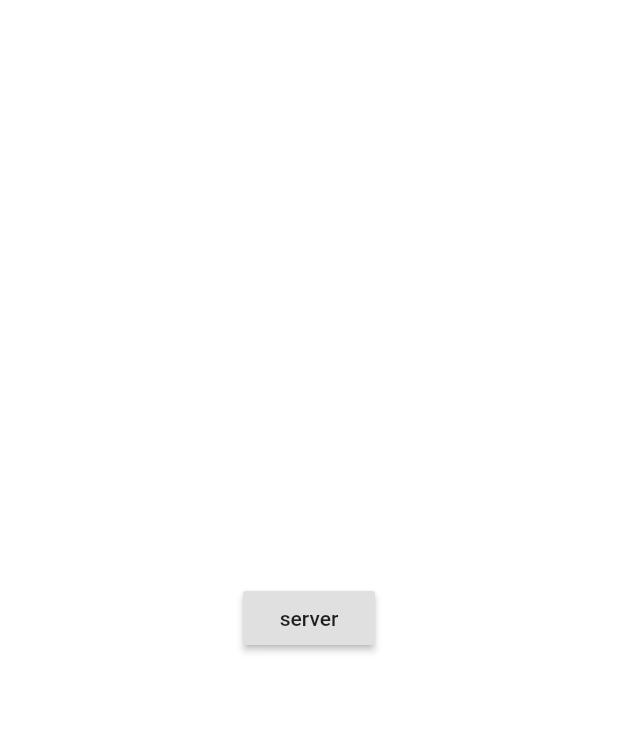
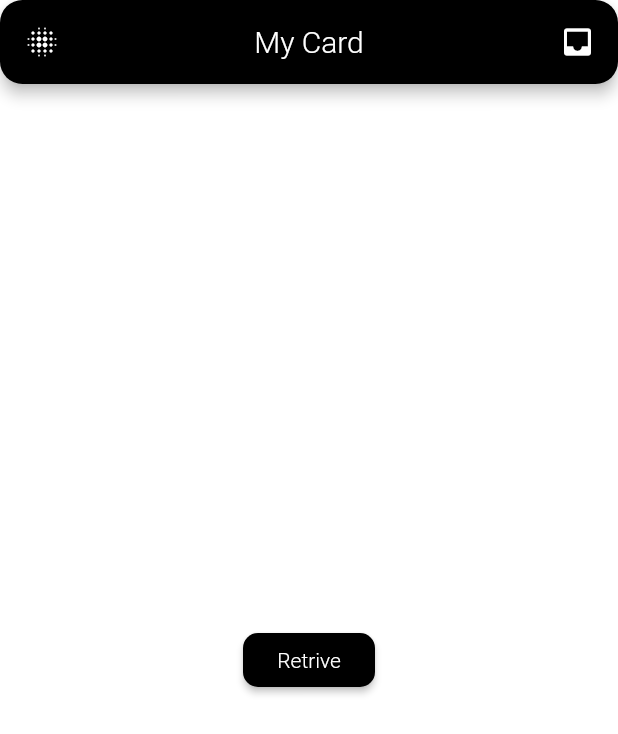
Before and after one commit to anubhav11803451/Flutter-LinuxWorld, a Flutter app: the screen it shows after launch, on a phone screen of 412 x 824 dp. Shown: the top 734 px of the screen. Run offline on Flutter 3.47's test engine with Material 2 defaults, Android fonts, the phone set to English and light mode, and no system bars.

Commit message:
Organised the task accordingly

```diff
--- /dev/null
+++ b/lw_app/lib/pages/day8.dart
@@ -0,0 +1,33 @@
+import 'package:flutter/material.dart';
+import 'package:lw_app/services/webserver.dart';
+
+//integrating with webserver using http protocol
+class Homebody2 extends StatelessWidget {
+  @override
+  Widget build(BuildContext context) {
+    // Size size = MediaQuery.of(context).size;
+    return Container(
+      alignment: Alignment.center,
+      child: Column(
+        crossAxisAlignment: CrossAxisAlignment.center,
+        mainAxisAlignment: MainAxisAlignment.center,
+        children: <Widget>[
+          RaisedButton(
+            onPressed: getData,
+            color: Colors.black,
+            shape: RoundedRectangleBorder(
+              borderRadius: BorderRadius.circular(10.0),
+            ),
+            child: Text(
+              "Retrive",
+              style: TextStyle(
+                color: Colors.white,
+                fontWeight: FontWeight.w300,
+              ),
+            ),
+          ),
+        ],
+      ),
+    );
+  }
+}
--- a/lw_app/lib/screens/home.dart
+++ b/lw_app/lib/screens/home.dart
@@ -1,7 +1,5 @@
 import 'package:flutter/material.dart';
-import 'package:lw_app/animation/variousdisc.dart';
-import 'package:lw_app/services/webserver.dart';
-// import 'package:http/http.dart' as http;
+import 'package:lw_app/pages/day8.dart';
 
 class MyHomePage extends StatelessWidget {
   AppBar appBar() {
@@ -39,136 +37,10 @@ class MyHomePage extends StatelessWidget {
   @override
   Widget build(BuildContext context) {
     return Scaffold(
-      // appBar: appBar(),
-      body: HomeBody2(),
+      appBar: appBar(),
+      body: Homebody2(),
       // backgroundColor: Color(0xFF15202D),
       backgroundColor: Colors.white,
     );
   }
 }
-
-class HomeBody2 extends StatelessWidget {
-  @override
-  Widget build(BuildContext context) {
-    // Size size = MediaQuery.of(context).size;
-    return Container(
-      alignment: Alignment.center,
-      child: Column(
-        crossAxisAlignment: CrossAxisAlignment.center,
-        mainAxisAlignment: MainAxisAlignment.center,
-        children: <Widget>[
-          RaisedButton(
-            onPressed: getData,
-            child: Text("server"),
-          ),
-        ],
-      ),
-    );
-  }
-}
-
-class HomeBody extends StatelessWidget {
-  const HomeBody({
-    Key key,
-  }) : super(key: key);
-
-  @override
-  Widget build(BuildContext context) {
-    Size size = MediaQuery.of(context).size;
-    return Container(
-      height: size.height,
-      width: size.width,
-      alignment: Alignment.center,
-      child: Stack(
-        alignment: Alignment.topCenter,
-        children: <Widget>[
-          Container(
-            height: size.height * 0.23,
-            width: size.width * 0.58,
-            // alignment: Alignment.center,
-            margin: EdgeInsets.all(50.0),
-            decoration: BoxDecoration(
-              color: Colors.black,
-              borderRadius: BorderRadius.circular(30.0),
-              border: Border.all(color: Colors.white),
-              boxShadow: [
-                BoxShadow(
-                  color: Colors.black26,
-                  offset: Offset(0, 5),
-                  blurRadius: 8,
-                ),
-              ],
-            ),
-            child: Row(
-              children: <Widget>[
-                Padding(
-                  padding: const EdgeInsets.all(8.0),
-                  child: Icon(
-                    Icons.alternate_email,
-                    color: Colors.white54,
-                    size: 19,
-                  ),
-                ),
-                Text(
-                  "anubhav@gmail.com",
-                  style: TextStyle(
-                    color: Colors.white,
-                    fontSize: 16,
-                    fontWeight: FontWeight.w300,
-                  ),
-                ),
-              ],
-            ),
-          ),
-          Container(
-            height: 100,
-            width: 100,
-            decoration: BoxDecoration(
-              image: DecorationImage(
-                  image: AssetImage('assets/icons/avatar.png'),
-                  fit: BoxFit.fill),
-              color: Colors.white,
-              shape: BoxShape.circle,
-              border: Border.all(
-                color: Colors.white,
-              ),
-            ),
-            child: Stack(),
-          ),
-        ],
-      ),
-    );
-  }
-}
-
-// Center(
-//         child: Container(
-//           decoration: BoxDecoration(
-//             // image: DecorationImage(
-//             //   image: AssetImage('assets/icons/avatar.png'),
-//             // ),
-//             borderRadius: BorderRadius.circular(20.0),
-//           ),
-//           child: Column(
-//             mainAxisAlignment: MainAxisAlignment.center,
-//             children: <Widget>[
-//               Image.asset(
-//                 'assets/icons/avatar.png',
-//                 height: 150,
-//               ),
-//               SizedBox(height: 10.0),
-//               Text(
-//                 'Hey There!!\n'
-//                 'Anubhav',
-//                 style: TextStyle(
-//                   color: Colors.black,
-//                   fontStyle: FontStyle.italic,
-//                   fontWeight: FontWeight.w300,
-//                   fontSize: 20.0,
-//                   letterSpacing: -1,
-//                 ),
-//               ),
-//             ],
-//           ),
-//         ),
-//       ),
```
Also changed, not shown: lw_app/lib/pages/day4.dart (added, +40 -0 lines), lw_app/lib/pages/day7.dart (added, +75 -0 lines), lw_app/lib/screens/splash.dart (deleted).
